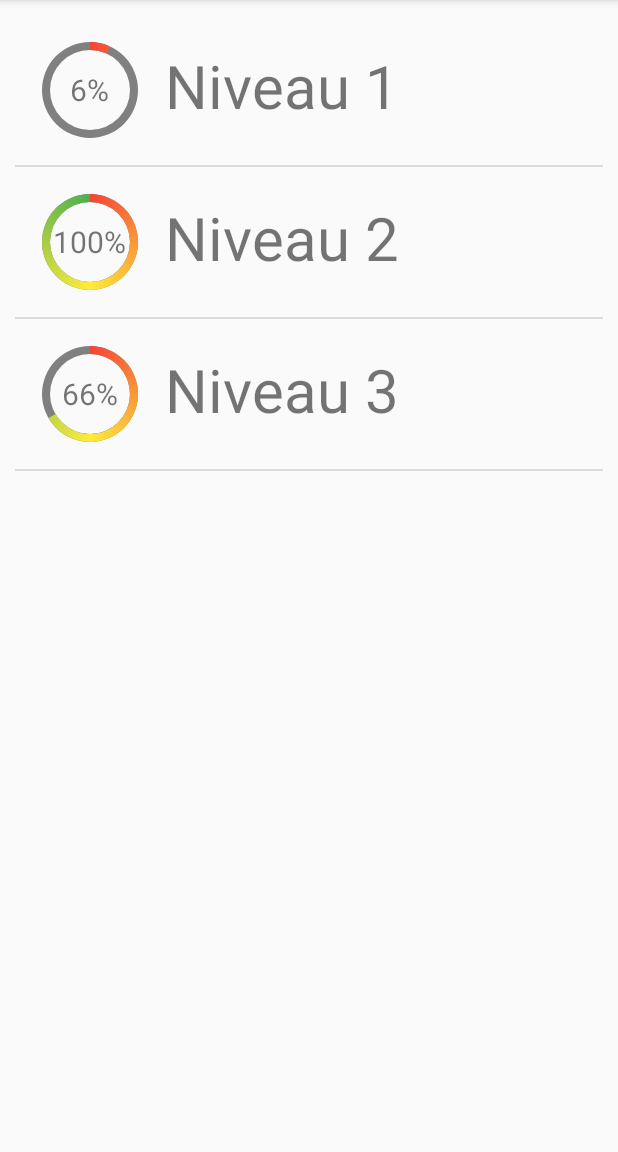
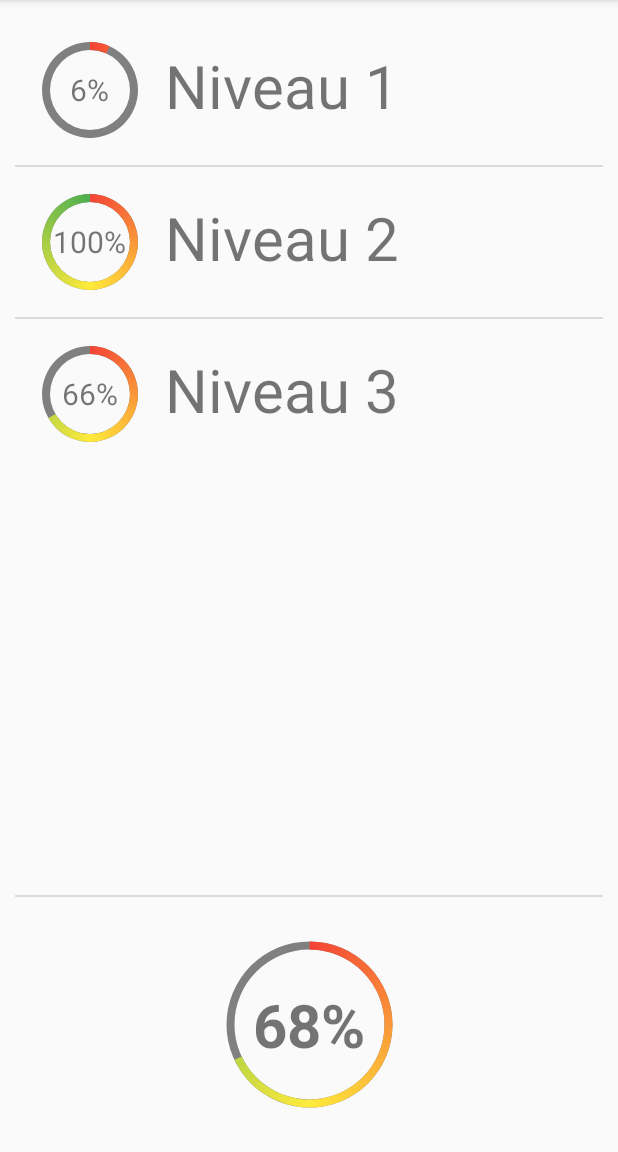
Before and after one commit to fmotot/Devinet, an Android app: the LevelChoiceActivity screen opened directly, with no data from a screen before it, on a phone screen of 412 x 824 dp, the part 84-1236 px from its top. Run offline under Robolectric (Android 15) with nearby library versions, the phone set to English and light mode, and no system bars; our stand-ins replace Room's generated code.

Commit message:
Ajout du résultat général

```diff
--- a/app/src/main/java/fr/eni/devinet/activity/LevelChoiceActivity.java
+++ b/app/src/main/java/fr/eni/devinet/activity/LevelChoiceActivity.java
@@ -2,7 +2,6 @@ package fr.eni.devinet.activity;
 
 import androidx.lifecycle.LiveData;
 import androidx.lifecycle.Observer;
-import androidx.lifecycle.Transformations;
 import androidx.lifecycle.ViewModelProviders;
 
 import android.content.Intent;
@@ -10,9 +9,9 @@ import android.os.Bundle;
 import android.view.View;
 import android.widget.AdapterView;
 import android.widget.ListView;
-import android.widget.Toast;
+import android.widget.ProgressBar;
+import android.widget.TextView;
 
-import java.util.Collections;
 import java.util.List;
 
 import fr.eni.devinet.R;
@@ -44,6 +43,25 @@ public class LevelChoiceActivity extends MenuActivity {
             }
         });
 
+        // LiveData pour progression générale
+        LiveData<Float> progress = vm.getAllProgress();
+
+        progress.observe(this, new Observer<Float>() {
+            @Override
+            public void onChanged(Float allProgress) {
+                int percent = Math.round(allProgress);
+
+                // Ajoutement de la progressBar suivant la progression
+                ProgressBar pbProgress = findViewById(R.id.pb_progress);
+                pbProgress.setMax(100);
+                pbProgress.setProgress(percent);
+
+                // Affichage de la valeur
+                TextView tvName = findViewById(R.id.tv_progress);
+                tvName.setText(percent + "%");
+            }
+        });
+
         lvLevel.setOnItemClickListener(new AdapterView.OnItemClickListener() {
             @Override
             public void onItemClick(AdapterView<?> adapterView, View view, int i, long l) {
--- a/app/src/main/java/fr/eni/devinet/view_model/LevelViewModel.java
+++ b/app/src/main/java/fr/eni/devinet/view_model/LevelViewModel.java
@@ -12,22 +12,27 @@ import java.util.List;
 
 import fr.eni.devinet.model.LevelWithProgress;
 import fr.eni.devinet.repository.ILevelRepository;
+import fr.eni.devinet.repository.IWordRepository;
 import fr.eni.devinet.repository.RepoFactory;
 
 public class LevelViewModel extends AndroidViewModel {
 
     private ILevelRepository levelRepository;
+    private IWordRepository wordRepository;
 
-    private LiveData<List<LevelWithProgress>> levels;
 
     public LevelViewModel(@NonNull Application application) {
         super(application);
 
         levelRepository = RepoFactory.getLevelRepository(application);
-        levels = levelRepository.getWithProgress();
+        wordRepository = RepoFactory.getWordRepository(application);
     }
 
     public LiveData<List<LevelWithProgress>> get(){
         return levelRepository.getWithProgress();
     }
+
+    public LiveData<Float> getAllProgress(){
+        return wordRepository.getAllProgress();
+    }
 }
--- a/app/src/main/res/layout/activity_level_choice.xml
+++ b/app/src/main/res/layout/activity_level_choice.xml
@@ -9,7 +9,7 @@
     <ListView
         android:id="@+id/lv_level"
         android:layout_width="match_parent"
-        android:layout_height="match_parent"
+        android:layout_height="wrap_content"
 
         app:layout_constraintTop_toTopOf="parent"
         app:layout_constraintLeft_toLeftOf="parent"
@@ -17,4 +17,52 @@
 
         android:layout_margin="10dp"
         />
+
+    <View
+        android:id="@+id/v_divider"
+        android:layout_width="match_parent"
+        android:layout_height="1dp"
+
+        app:layout_constraintLeft_toLeftOf="parent"
+        app:layout_constraintRight_toRightOf="parent"
+        app:layout_constraintBottom_toTopOf="@+id/fl_progress"
+
+        android:background="?android:attr/listDivider"
+        android:layout_margin="10dp"
+        />
+
+
+    <FrameLayout
+        android:id="@+id/fl_progress"
+        android:layout_width="wrap_content"
+        android:layout_height="wrap_content"
+
+        android:layout_margin="10dp"
+        app:layout_constraintBottom_toBottomOf="parent"
+        app:layout_constraintEnd_toEndOf="parent"
+        app:layout_constraintStart_toStartOf="parent"
+        >
+
+        <ProgressBar
+            android:id="@+id/pb_progress"
+            style="?android:attr/progressBarStyleHorizontal"
+            android:layout_width="150dp"
+
+            android:layout_height="150dp"
+            android:max="100"
+            android:progress="50"
+            android:progressDrawable="@drawable/progress_circle"
+            android:secondaryProgress="100" />
+
+        <TextView
+            android:id="@+id/tv_progress"
+            android:layout_width="wrap_content"
+            android:layout_height="wrap_content"
+
+            android:layout_gravity="center"
+            android:gravity="center"
+            android:text="xx%"
+            android:textSize="40sp"
+            android:textStyle="bold" />
+    </FrameLayout>
 </androidx.constraintlayout.widget.ConstraintLayout>
```
